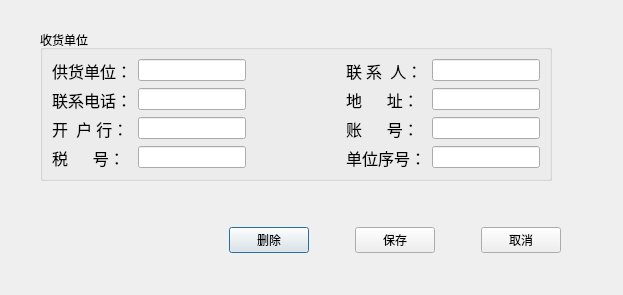
Qt form ui/receiver_dialog.ui (yuyan235813/balance_platform) before a commit.
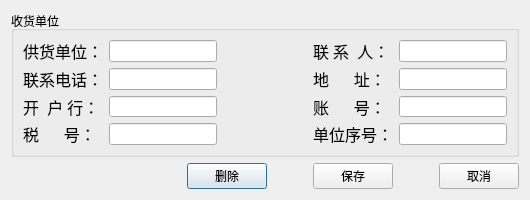
The same form after that commit.

The edit to the form file:
```diff
--- a/ui/receiver_dialog.ui
+++ b/ui/receiver_dialog.ui
@@ -6,22 +6,28 @@
    <rect>
     <x>0</x>
     <y>0</y>
-    <width>623</width>
-    <height>295</height>
+    <width>530</width>
+    <height>200</height>
    </rect>
   </property>
+  <property name="minimumSize">
+   <size>
+    <width>530</width>
+    <height>200</height>
+   </size>
+  </property>
+  <property name="maximumSize">
+   <size>
+    <width>530</width>
+    <height>200</height>
+   </size>
+  </property>
   <property name="windowTitle">
    <string/>
   </property>
+  <layout class="QVBoxLayout" name="verticalLayout_2">
+   <item>
   <widget class="QGroupBox" name="groupBox">
-   <property name="geometry">
-    <rect>
-     <x>40</x>
-     <y>30</y>
-     <width>512</width>
-     <height>151</height>
-    </rect>
-   </property>
    <property name="title">
     <string>收货单位</string>
    </property>
@@ -213,15 +219,8 @@
     </item>
    </layout>
   </widget>
-  <widget class="QWidget" name="layoutWidget">
-   <property name="geometry">
-    <rect>
-     <x>70</x>
-     <y>220</y>
-     <width>491</width>
-     <height>41</height>
-    </rect>
-   </property>
+   </item>
+   <item>
    <layout class="QHBoxLayout" name="horizontalLayout_3" stretch="6,0,0,0,0,0">
     <item>
      <spacer name="horizontalSpacer_6">
@@ -284,7 +283,8 @@
      </widget>
     </item>
    </layout>
-  </widget>
+   </item>
+  </layout>
  </widget>
  <resources/>
  <connections/>
```
Left out of the diff: 6 changed lines with no effect on the pictures. Lines whose indentation alone changed are shown as unchanged.
